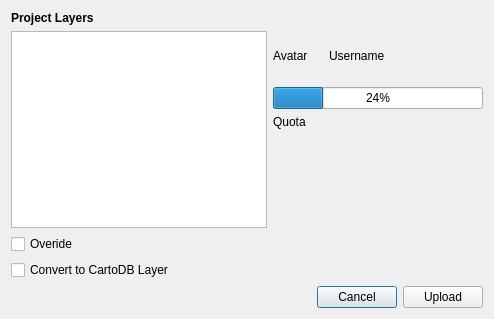
Before: the Qt Designer form ui/Upload.ui in gkudos/qgis-cartodb, drawn with Qt 5.
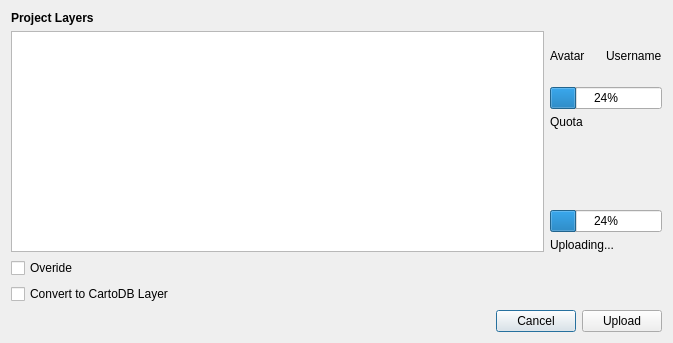
After: the same form once the commit is applied.

Commit message: Upload data to CartoDB, part 1

The edit to the form file:
```diff
--- a/ui/Upload.ui
+++ b/ui/Upload.ui
@@ -6,8 +6,8 @@
    <rect>
     <x>0</x>
     <y>0</y>
-    <width>494</width>
-    <height>319</height>
+    <width>673</width>
+    <height>343</height>
    </rect>
   </property>
   <property name="windowTitle">
@@ -31,6 +31,12 @@
     <layout class="QHBoxLayout" name="horizontalLayout">
      <item>
       <widget class="QListWidget" name="layersList">
+       <property name="sizePolicy">
+        <sizepolicy hsizetype="Expanding" vsizetype="Expanding">
+         <horstretch>1</horstretch>
+         <verstretch>0</verstretch>
+        </sizepolicy>
+       </property>
        <property name="selectionMode">
         <enum>QAbstractItemView::MultiSelection</enum>
        </property>
@@ -95,6 +101,20 @@
          </property>
         </spacer>
        </item>
+       <item>
+        <widget class="QProgressBar" name="uploadBar">
+         <property name="value">
+          <number>24</number>
+         </property>
+        </widget>
+       </item>
+       <item>
+        <widget class="QLabel" name="uploadingLB">
+         <property name="text">
+          <string>Uploading...</string>
+         </property>
+        </widget>
+       </item>
       </layout>
      </item>
     </layout>
```
The commit also changes 4 other files.
